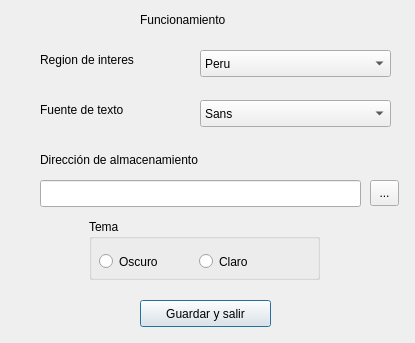
Above: JcNewsProject/preferences.ui from dev1d123/JcNews before the change. Below: the same form after it.
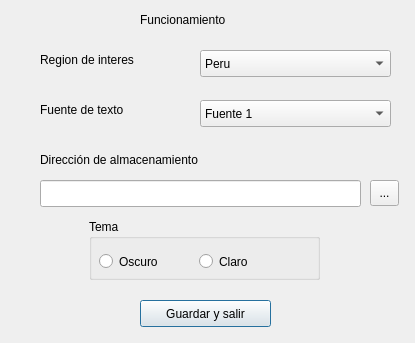
That is the form after the change.

Commit message: feature: adding global styles

The edit to the form file:
```diff
--- a/JcNewsProject/preferences.ui
+++ b/JcNewsProject/preferences.ui
@@ -13,6 +13,9 @@
   <property name="windowTitle">
    <string>Dialog</string>
   </property>
+  <property name="styleSheet">
+   <string notr="true"/>
+  </property>
   <widget class="QLabel" name="label">
    <property name="geometry">
     <rect>
@@ -121,7 +124,7 @@
    </property>
    <item>
     <property name="text">
-     <string>Sans</string>
+     <string>Fuente 1</string>
     </property>
    </item>
    <item>
```
Left out of the diff: 7 changed lines with no effect on the pictures. The commit also changes 13 other files.
